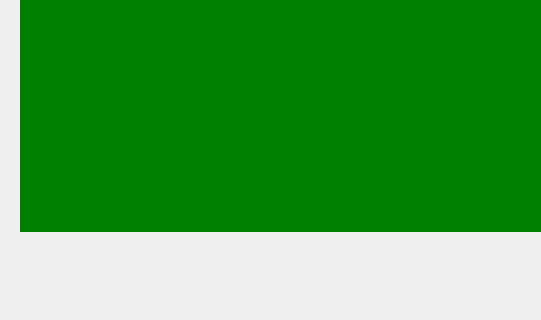
Above: 艦隊遊戲/mainform.ui from ODD2/BB_GAME before the change; both pictures show x 0 to 541 and y 395 to 715 of the 1298 by 715 pixel window. Below: the same form after it.
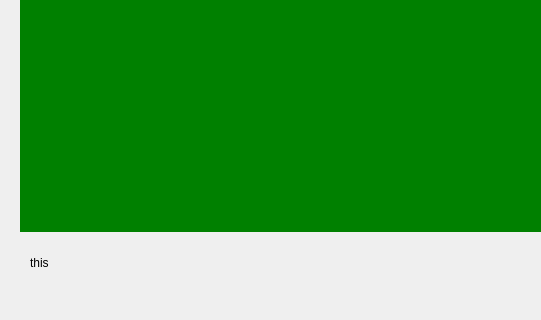
That is the form after the change.

```diff
--- a/艦隊遊戲/mainform.ui
+++ b/艦隊遊戲/mainform.ui
@@ -199,6 +199,19 @@
      <string/>
     </property>
    </widget>
+   <widget class="QLabel" name="Label_debug">
+    <property name="geometry">
+     <rect>
+      <x>30</x>
+      <y>620</y>
+      <width>381</width>
+      <height>41</height>
+     </rect>
+    </property>
+    <property name="text">
+     <string>this</string>
+    </property>
+   </widget>
    <zorder>Label_Map</zorder>
    <zorder>Label_Battlefield</zorder>
    <zorder>layoutWidget</zorder>
```
Left out of the diff: 1 changed line with no effect on the pictures.
